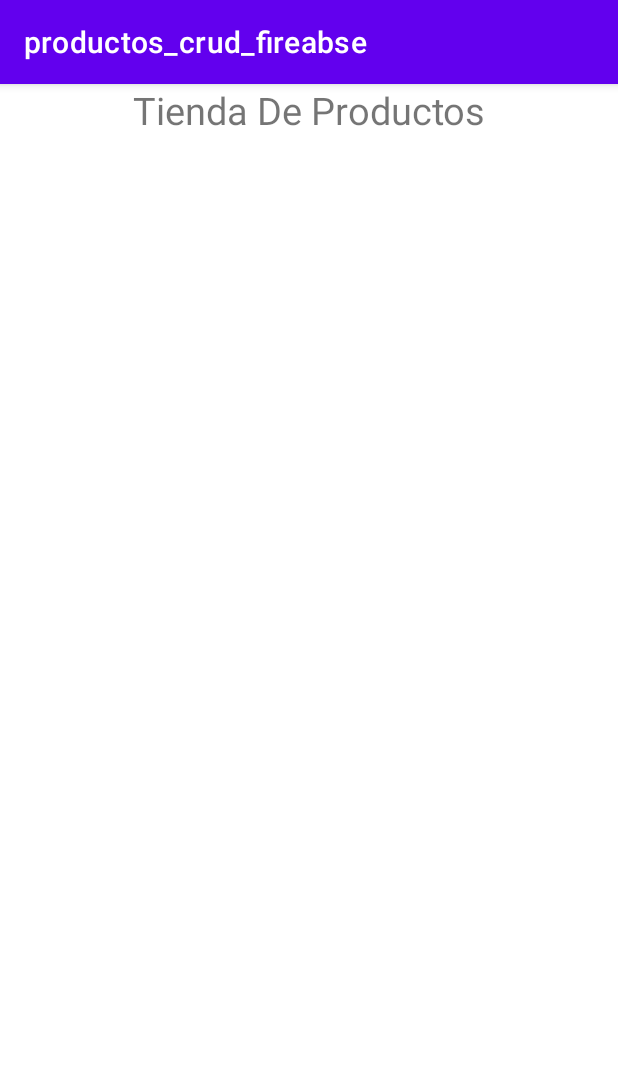
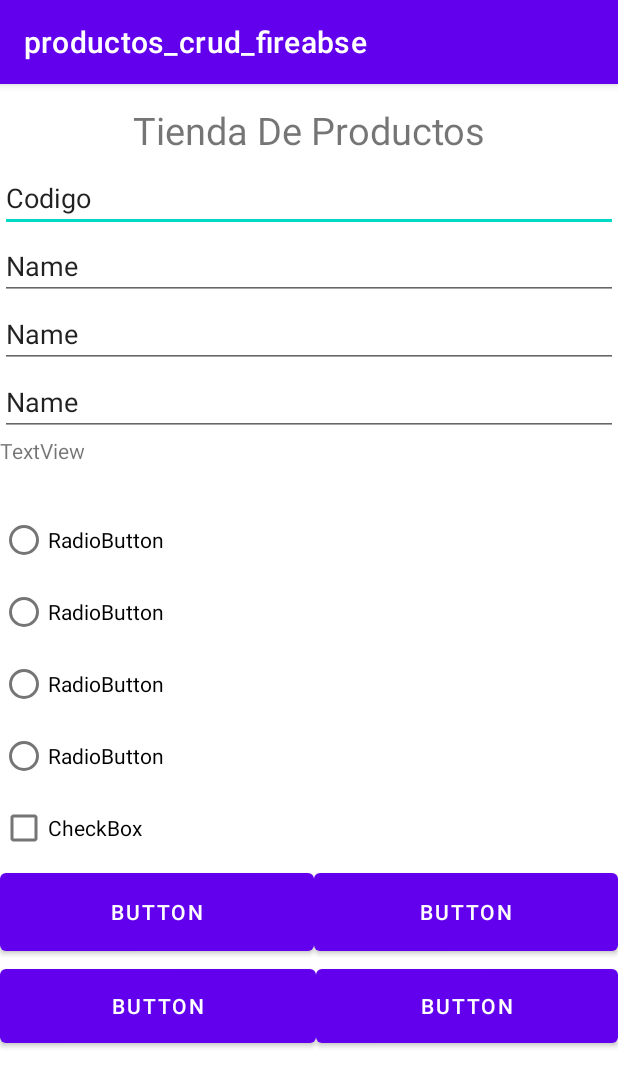
Before and after one commit to DanielFernandoYepezVelez/Proyecto-Android-Productos-Crud-Firebase, an Android app: the screen it shows after launch (MainActivity), on a phone screen of 412 x 824 dp. Shown: the top 1087 px of the screen. Run offline under Robolectric (Android 15) with nearby library versions, the phone set to English and light mode, and no system bars.

Commit message:
creando el diseño inicial

```diff
--- a/app/src/main/res/layout/activity_main.xml
+++ b/app/src/main/res/layout/activity_main.xml
@@ -10,8 +10,125 @@
     <TextView
         android:id="@+id/textView"
         android:layout_width="match_parent"
+        android:layout_height="45dp"
+        android:text="Tienda De Productos"
+        android:gravity="center"
+        android:layout_marginTop="8dp"
+        android:textAlignment="center"
+        android:textSize="25sp" />
+
+    <EditText
+        android:id="@+id/etCode"
+        android:layout_width="match_parent"
         android:layout_height="wrap_content"
-        android:textAlignment="center"
-        android:textSize="25sp"
-        android:text="Tienda De Productos" />
+        android:ems="10"
+        android:inputType="textPersonName"
+        android:text="Codigo" />
+
+    <EditText
+        android:id="@+id/etName"
+        android:layout_width="match_parent"
+        android:layout_height="wrap_content"
+        android:ems="10"
+        android:inputType="textPersonName"
+        android:text="Name" />
+
+    <EditText
+        android:id="@+id/etPrice"
+        android:layout_width="match_parent"
+        android:layout_height="wrap_content"
+        android:ems="10"
+        android:inputType="number"
+        android:text="Name" />
+
+    <EditText
+        android:id="@+id/etQuantity"
+        android:layout_width="match_parent"
+        android:layout_height="wrap_content"
+        android:ems="10"
+        android:inputType="textPersonName"
+        android:text="Name" />
+
+    <TextView
+        android:id="@+id/textView2"
+        android:layout_width="match_parent"
+        android:layout_height="45dp"
+        android:text="TextView" />
+
+    <RadioGroup
+        android:layout_width="match_parent"
+        android:layout_height="wrap_content">
+
+        <RadioButton
+            android:id="@+id/rbAppliance"
+            android:layout_width="match_parent"
+            android:layout_height="wrap_content"
+            android:text="RadioButton" />
+
+        <RadioButton
+            android:id="@+id/rbTechnology"
+            android:layout_width="match_parent"
+            android:layout_height="wrap_content"
+            android:text="RadioButton" />
+
+        <RadioButton
+            android:id="@+id/rbHome"
+            android:layout_width="match_parent"
+            android:layout_height="wrap_content"
+            android:text="RadioButton" />
+
+        <RadioButton
+            android:id="@+id/rbOther"
+            android:layout_width="match_parent"
+            android:layout_height="wrap_content"
+            android:text="RadioButton" />
+    </RadioGroup>
+
+    <CheckBox
+        android:id="@+id/cbAvailable"
+        android:layout_width="match_parent"
+        android:layout_height="wrap_content"
+        android:text="CheckBox" />
+
+    <LinearLayout
+        android:layout_width="match_parent"
+        android:layout_height="64dp"
+        android:orientation="horizontal">
+
+        <Button
+            android:id="@+id/btnAdd"
+            android:layout_width="363dp"
+            android:layout_height="match_parent"
+            android:layout_weight="1"
+            android:text="Button" />
+
+        <Button
+            android:id="@+id/btnAnnul"
+            android:layout_width="357dp"
+            android:layout_height="64dp"
+            android:layout_weight="1"
+            android:text="Button" />
+    </LinearLayout>
+
+    <LinearLayout
+        android:layout_width="match_parent"
+        android:layout_height="61dp"
+        android:orientation="horizontal">
+
+        <Button
+            android:id="@+id/btnQuery"
+            android:layout_width="104dp"
+            android:layout_height="match_parent"
+            android:layout_weight="1"
+            android:text="Button" />
+
+        <Button
+            android:id="@+id/btnCancel"
+            android:layout_width="wrap_content"
+            android:layout_height="61dp"
+            android:layout_weight="1"
+            android:text="Button" />
+    </LinearLayout>
+
+
 </LinearLayout>
```
